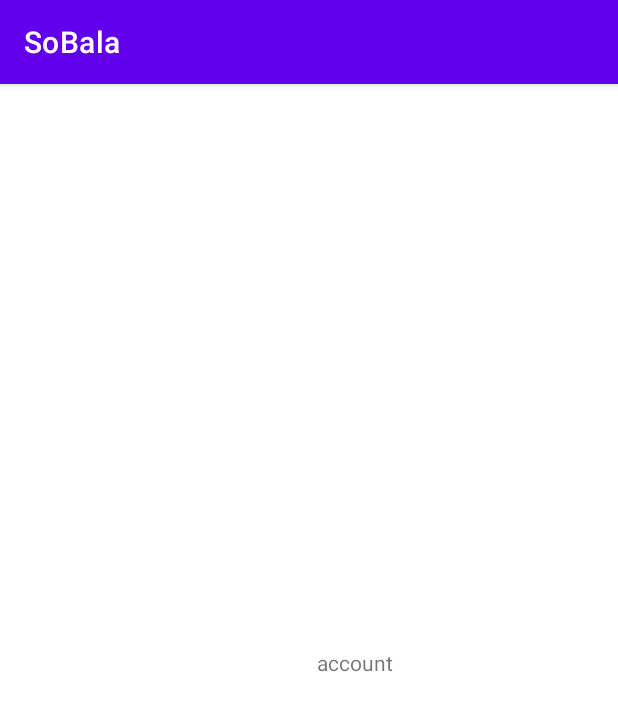
After one commit to FelipeNishino/MobileECommerce, an Android app: the AccountActivity screen opened directly, with no data from a screen before it, on a phone screen of 412 x 824 dp. The commit adds this screen. Shown: the top 711 px of the screen. Run offline under Robolectric (Android 15) with nearby library versions, the phone set to English and light mode, and no system bars.

```diff
--- /dev/null
+++ b/SoBala/app/src/main/java/com/felipenishino/sobala/activities/AccountActivity.kt
@@ -0,0 +1,27 @@
+package com.felipenishino.sobala.activities
+
+import androidx.appcompat.app.AppCompatActivity
+import android.os.Bundle
+import android.view.MenuItem
+import com.felipenishino.sobala.databinding.ActivityAccountBinding
+import com.felipenishino.sobala.databinding.ActivityListProductsBinding
+
+class AccountActivity : AppCompatActivity() {
+    lateinit var binding: ActivityAccountBinding
+
+    override fun onCreate(savedInstanceState: Bundle?) {
+        super.onCreate(savedInstanceState)
+        binding = ActivityAccountBinding.inflate(layoutInflater)
+        setContentView(binding.root)
+    }
+
+    override fun onOptionsItemSelected(item: MenuItem): Boolean {
+        when(item.itemId) {
+            android.R.id.home -> {
+                onBackPressed()
+                return true
+            }
+        }
+        return super.onOptionsItemSelected(item)
+    }
+}
--- a/SoBala/app/src/main/java/com/felipenishino/sobala/activities/DetalheProdutoActivity.kt
+++ b/SoBala/app/src/main/java/com/felipenishino/sobala/activities/DetalheProdutoActivity.kt
@@ -22,6 +22,7 @@ class DetalheProdutoActivity : AppCompatActivity() {
 
         binding.txtNome.text = product.nome
         binding.txtPreco.text = "R\$${product.preco}"
+        binding.txtMarca.text = product.marca
         Picasso.get().load(product.linkImg).into(binding.imageView)
     }
 
--- a/SoBala/app/src/main/java/com/felipenishino/sobala/model/Product.kt
+++ b/SoBala/app/src/main/java/com/felipenishino/sobala/model/Product.kt
@@ -10,7 +10,7 @@ data class Product (
     var id: Int,
     var nome: String,
     var preco: Double,
-    var categoria: String,
+    var marca: String,
     var desconto: Int,
     var descricao: String,
     var linkImg: String
--- /dev/null
+++ b/SoBala/app/src/main/res/layout/activity_account.xml
@@ -0,0 +1,19 @@
+<?xml version="1.0" encoding="utf-8"?>
+<androidx.constraintlayout.widget.ConstraintLayout xmlns:android="http://schemas.android.com/apk/res/android"
+    xmlns:app="http://schemas.android.com/apk/res-auto"
+    xmlns:tools="http://schemas.android.com/tools"
+    android:layout_width="match_parent"
+    android:layout_height="match_parent"
+    tools:context=".activities.AccountActivity">
+
+    <TextView
+        android:id="@+id/textView2"
+        android:layout_width="wrap_content"
+        android:layout_height="wrap_content"
+        android:layout_marginTop="376dp"
+        android:text="account"
+        app:layout_constraintEnd_toEndOf="parent"
+        app:layout_constraintHorizontal_bias="0.584"
+        app:layout_constraintStart_toStartOf="parent"
+        app:layout_constraintTop_toTopOf="parent" />
+</androidx.constraintlayout.widget.ConstraintLayout>
--- a/SoBala/app/src/main/res/values/strings.xml
+++ b/SoBala/app/src/main/res/values/strings.xml
@@ -1,3 +1,5 @@
 <resources>
     <string name="app_name">SoBala</string>
+    <string name="openDrawer">Abrir Menu</string>
+    <string name="closeDrawer">Fechar Menu</string>
 </resources>
```
Also changed, not shown: SoBala/app/src/main/AndroidManifest.xml (+5 -3 lines), SoBala/app/src/main/java/com/felipenishino/sobala/activities/AboutActivity.kt (added, +27 -0 lines), SoBala/app/src/main/java/com/felipenishino/sobala/activities/ListProductsActivity.kt (+46 -4 lines), SoBala/app/src/main/java/com/felipenishino/sobala/activities/PurchaseHistoryActivity.kt (added, +27 -0 lines), SoBala/app/src/main/res/layout/activity_about.xml (added, +19 -0 lines), SoBala/app/src/main/res/layout/activity_detalhe_produto.xml (+13 -0 lines), SoBala/app/src/main/res/layout/activity_list_products.xml (+10 -2 lines), SoBala/app/src/main/res/layout/activity_purchase_history.xml (added, +19 -0 lines), SoBala/app/src/main/res/menu/navigation_menu.xml (added, +16 -0 lines).
